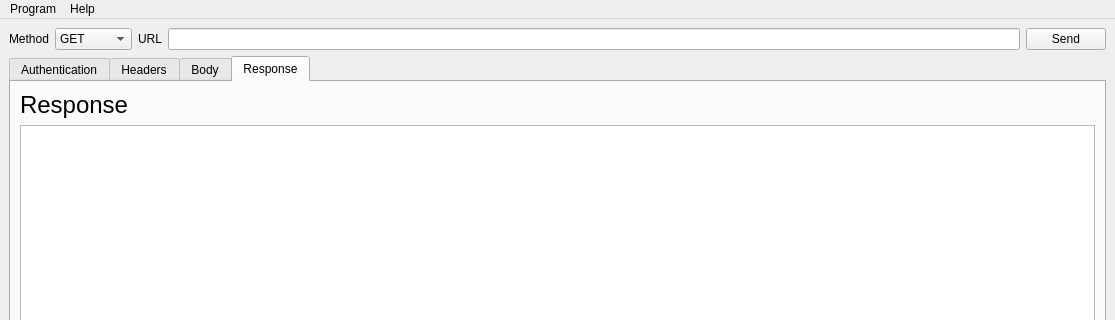
Qt form PySender/main.ui (rodion-gudz/PySender) before a commit; both pictures show x 0 to 1115 and y 0 to 320 of the 1115 by 854 pixel window.
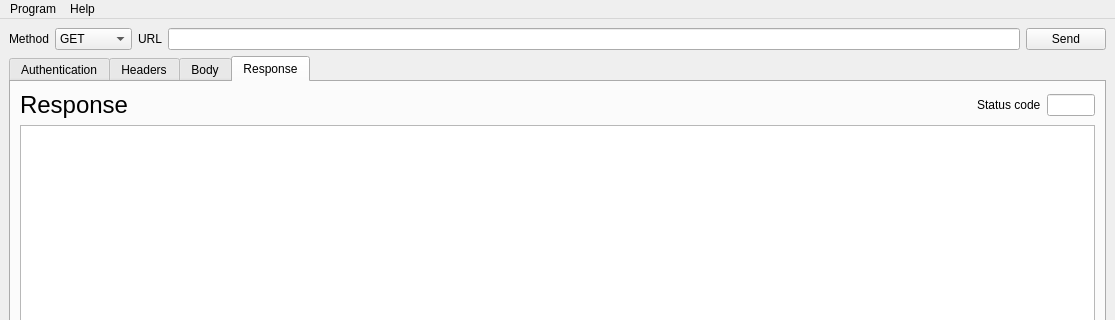
The same form after that commit. The open tabs and pages were chosen to show the change.

```diff
--- a/PySender/main.ui
+++ b/PySender/main.ui
@@ -83,7 +83,7 @@
         <property name="currentIndex">
          <number>0</number>
         </property>
-        <widget class="QWidget" name="">
+        <widget class="QWidget" name="widget">
          <attribute name="title">
           <string>Authentication</string>
          </attribute>
@@ -255,7 +255,9 @@
           <item>
            <layout class="QVBoxLayout" name="verticalLayout_5">
             <item>
-             <widget class="QLabel" name="label_response">
+             <layout class="QHBoxLayout" name="horizontalLayout_12" stretch="100,0,5">
+              <item>
+               <widget class="QLabel" name="label_2">
               <property name="styleSheet">
                <string notr="true">font: 18pt;</string>
               </property>
@@ -263,6 +265,22 @@
                <string>Response</string>
               </property>
              </widget>
+              </item>
+              <item>
+               <widget class="QLabel" name="status_code_label">
+                <property name="text">
+                 <string>Status code</string>
+                </property>
+               </widget>
+              </item>
+              <item>
+               <widget class="QLineEdit" name="field_status_code">
+                <property name="readOnly">
+                 <bool>true</bool>
+                </property>
+               </widget>
+              </item>
+             </layout>
             </item>
             <item>
              <widget class="QTextEdit" name="field_response"/>
```
Left out of the diff: 7 changed lines with no effect on the pictures. Lines whose indentation alone changed are shown as unchanged.
